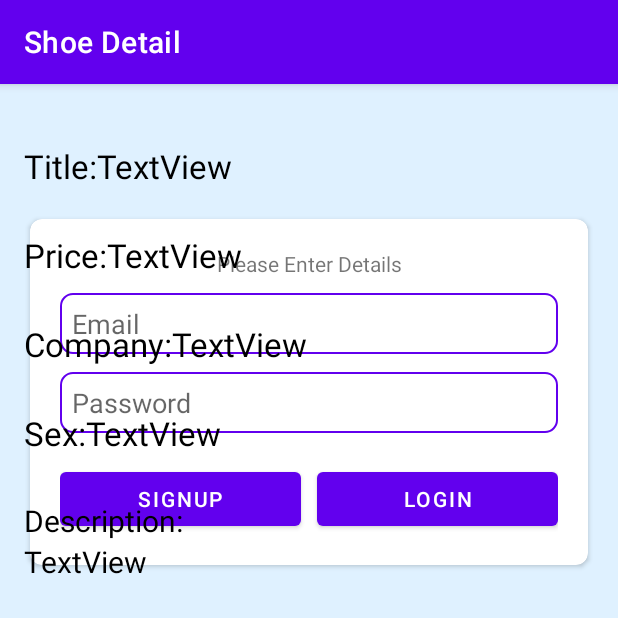
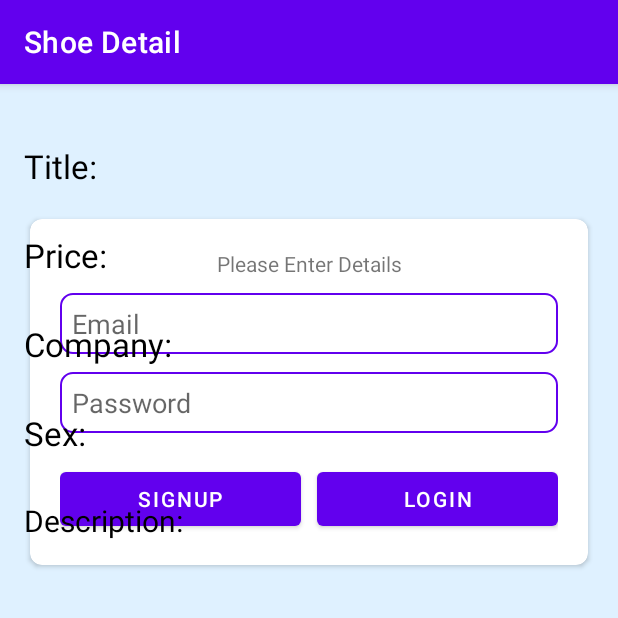
Before and after one commit to RenijS/Android_ShoeStore_Kotlin, an Android app: the fragment ShoeDetailFragment placed in its activity, on a phone screen of 412 x 824 dp, the top half of it. Run offline under Robolectric (Android 15) with nearby library versions, the phone set to English and light mode, and no system bars; our stand-ins replace data binding, navigation-ui; 9 statements that could not run were skipped.

```diff
--- a/app/src/main/java/com/example/shoestore/MainActivity.kt
+++ b/app/src/main/java/com/example/shoestore/MainActivity.kt
@@ -5,14 +5,19 @@ import android.os.Bundle
 import android.view.Menu
 import android.view.MenuInflater
 import android.view.MenuItem
+import androidx.databinding.DataBindingUtil
 import androidx.navigation.findNavController
 import androidx.navigation.fragment.NavHostFragment
 import androidx.navigation.ui.NavigationUI
+import com.example.shoestore.databinding.ActivityMainBinding
 
 class MainActivity : AppCompatActivity() {
+
+    private lateinit var binding: ActivityMainBinding
+
     override fun onCreate(savedInstanceState: Bundle?) {
         super.onCreate(savedInstanceState)
-        setContentView(R.layout.activity_main)
+        binding = DataBindingUtil.setContentView(this,R.layout.activity_main)
 
 //        WITHOUT NAV COMPONENT
 //        val shoeListFragment = ShoeListFragment()
--- a/app/src/main/java/com/example/shoestore/ShoeDetailFragment.kt
+++ b/app/src/main/java/com/example/shoestore/ShoeDetailFragment.kt
@@ -6,38 +6,31 @@ import android.view.LayoutInflater
 import android.view.View
 import android.view.ViewGroup
 import androidx.appcompat.app.AppCompatActivity
+import androidx.databinding.DataBindingUtil
 import com.example.shoestore.databinding.FragmentShoeDetailBinding
 
 class ShoeDetailFragment : Fragment() {
 
-    private var _binding: FragmentShoeDetailBinding? = null
-    val binding get() = _binding!!
+    private lateinit var binding: FragmentShoeDetailBinding
 
-    override fun onCreate(savedInstanceState: Bundle?) {
-        super.onCreate(savedInstanceState)
-
-    }
+    private lateinit var item: Item
 
     override fun onCreateView(
         inflater: LayoutInflater, container: ViewGroup?,
         savedInstanceState: Bundle?
     ): View? {
         // Inflate the layout for this fragment
-        _binding = FragmentShoeDetailBinding.inflate(inflater,container, false)
-        val args = ShoeDetailFragmentArgs.fromBundle(requireArguments())
-        binding.tvTitleD.text = itemList[args.position].name
-        binding.tvCompany.text = itemList[args.position].company
-        binding.tvDesc.text = itemList[args.position].description
-        binding.tvSex.text = itemList[args.position].sex
-        binding.tvPrice.text = "$ ${itemList[args.position].price}"
+        binding = DataBindingUtil.inflate(inflater,R.layout.fragment_shoe_detail,container, false)
+
+        var args = ShoeDetailFragmentArgs.fromBundle(requireArguments())
+
+        //databinding the data, connecting List with the fragments xml.
+        item = itemList[args.position]
+        //binding.item refers to name = "Item" in data in the fragment's xml
+        binding.item = item
 
         //setting app bar name
         (activity as AppCompatActivity).supportActionBar?.title = "Shoe Detail"
         return binding.root
     }
-
-    override fun onDestroyView() {
-        super.onDestroyView()
-        _binding = null
-    }
 }
--- a/app/src/main/res/layout/activity_main.xml
+++ b/app/src/main/res/layout/activity_main.xml
@@ -1,7 +1,9 @@
 <?xml version="1.0" encoding="utf-8"?>
-<androidx.constraintlayout.widget.ConstraintLayout xmlns:android="http://schemas.android.com/apk/res/android"
+<layout xmlns:android="http://schemas.android.com/apk/res/android"
     xmlns:app="http://schemas.android.com/apk/res-auto"
-    xmlns:tools="http://schemas.android.com/tools"
+    xmlns:tools="http://schemas.android.com/tools">
+
+<androidx.constraintlayout.widget.ConstraintLayout
     android:layout_width="match_parent"
     android:layout_height="match_parent"
     tools:context=".MainActivity">
@@ -14,3 +16,4 @@
         app:navGraph="@navigation/nav_graph"
         app:defaultNavHost="true"/>
 </androidx.constraintlayout.widget.ConstraintLayout>
+</layout>
--- a/app/src/main/res/layout/fragment_shoe_detail.xml
+++ b/app/src/main/res/layout/fragment_shoe_detail.xml
@@ -1,12 +1,17 @@
 <?xml version="1.0" encoding="utf-8"?>
-<androidx.constraintlayout.widget.ConstraintLayout xmlns:android="http://schemas.android.com/apk/res/android"
+<layout xmlns:android="http://schemas.android.com/apk/res/android"
     xmlns:app="http://schemas.android.com/apk/res-auto"
-    xmlns:tools="http://schemas.android.com/tools"
+    xmlns:tools="http://schemas.android.com/tools">
+
+    <data>
+        <variable
+            name="Item"
+            type="com.example.shoestore.Item" />
+    </data>
+<androidx.constraintlayout.widget.ConstraintLayout
     android:layout_width="match_parent"
     android:layout_height="match_parent"
     tools:context=".ShoeDetailFragment">
-
-    <!-- TODO: Update blank fragment layout -->
 
     <TextView
         android:id="@+id/textTitle"
@@ -27,7 +32,7 @@
         android:layout_height="wrap_content"
         android:layout_marginTop="40dp"
         android:layout_weight="1"
-        android:text="@string/textview"
+        android:text="@{Item.name}"
         android:textColor="#000000"
         android:textSize="22sp"
         app:layout_constraintStart_toEndOf="@+id/textTitle"
@@ -52,7 +57,7 @@
         android:layout_height="wrap_content"
         android:layout_marginTop="30dp"
         android:layout_weight="1"
-        android:text="@string/textview"
+        android:text="@{Double.toString(Item.price)}"
         android:textColor="#000000"
         android:textSize="22sp"
         app:layout_constraintStart_toEndOf="@+id/textPrice"
@@ -77,7 +82,7 @@
         android:layout_height="wrap_content"
         android:layout_marginTop="30dp"
         android:layout_weight="1"
-        android:text="@string/textview"
+        android:text="@={Item.company}"
         android:textColor="#000000"
         android:textSize="22sp"
         app:layout_constraintStart_toEndOf="@+id/textCompany"
@@ -102,7 +107,7 @@
         android:layout_height="wrap_content"
         android:layout_marginTop="30dp"
         android:layout_weight="1"
-        android:text="@string/textview"
+        android:text="@={Item.sex}"
         android:textColor="#000000"
         android:textSize="22sp"
         app:layout_constraintStart_toEndOf="@+id/textSex"
@@ -128,7 +133,7 @@
         android:layout_height="wrap_content"
         android:layout_marginStart="16dp"
         android:layout_weight="1"
-        android:text="@string/textview"
+        android:text="@={Item.description}"
         android:textColor="#000000"
         android:textSize="20sp"
         app:layout_constraintEnd_toEndOf="parent"
@@ -137,3 +142,4 @@
         app:layout_constraintTop_toBottomOf="@+id/textDesc" />
 
 </androidx.constraintlayout.widget.ConstraintLayout>
+</layout>
```
